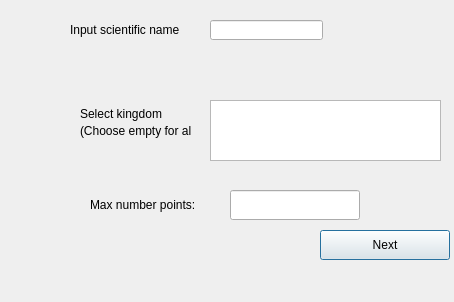
albabjorkman/GIT-project, file Art_type.ui: the form before one commit.
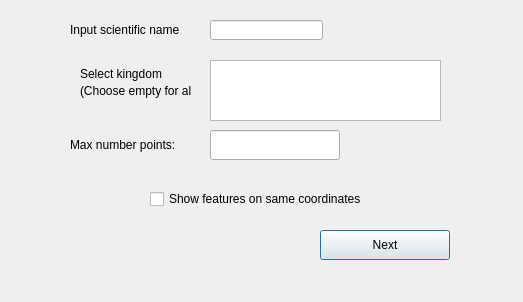
The form after the commit.

Commit message: added function to decide if what feature on same coordinates for ART

The edit to the form file:
```diff
--- a/Art_type.ui
+++ b/Art_type.ui
@@ -6,7 +6,7 @@
    <rect>
     <x>0</x>
     <y>0</y>
-    <width>454</width>
+    <width>523</width>
     <height>302</height>
    </rect>
   </property>
@@ -40,7 +40,7 @@
    <property name="geometry">
     <rect>
      <x>80</x>
-     <y>99</y>
+     <y>59</y>
      <width>91</width>
      <height>30</height>
     </rect>
@@ -52,8 +52,8 @@
   <widget class="QLabel" name="maxNbr_artLabel">
    <property name="geometry">
     <rect>
-     <x>90</x>
-     <y>190</y>
+     <x>70</x>
+     <y>130</y>
      <width>130</width>
      <height>30</height>
     </rect>
@@ -65,8 +65,8 @@
   <widget class="QLineEdit" name="maxNbr_art">
    <property name="geometry">
     <rect>
-     <x>230</x>
-     <y>190</y>
+     <x>210</x>
+     <y>130</y>
      <width>130</width>
      <height>30</height>
     </rect>
@@ -89,7 +89,7 @@
    <property name="geometry">
     <rect>
      <x>210</x>
-     <y>100</y>
+     <y>60</y>
      <width>231</width>
      <height>61</height>
     </rect>
@@ -99,7 +99,7 @@
    <property name="geometry">
     <rect>
      <x>80</x>
-     <y>120</y>
+     <y>80</y>
      <width>111</width>
      <height>21</height>
     </rect>
@@ -108,6 +108,19 @@
     <string>(Choose empty for all)</string>
    </property>
   </widget>
+  <widget class="QCheckBox" name="double">
+   <property name="geometry">
+    <rect>
+     <x>150</x>
+     <y>190</y>
+     <width>231</width>
+     <height>18</height>
+    </rect>
+   </property>
+   <property name="text">
+    <string>Show features on same coordinates</string>
+   </property>
+  </widget>
  </widget>
  <resources/>
  <connections/>
```
The commit also changes 1 other file.
